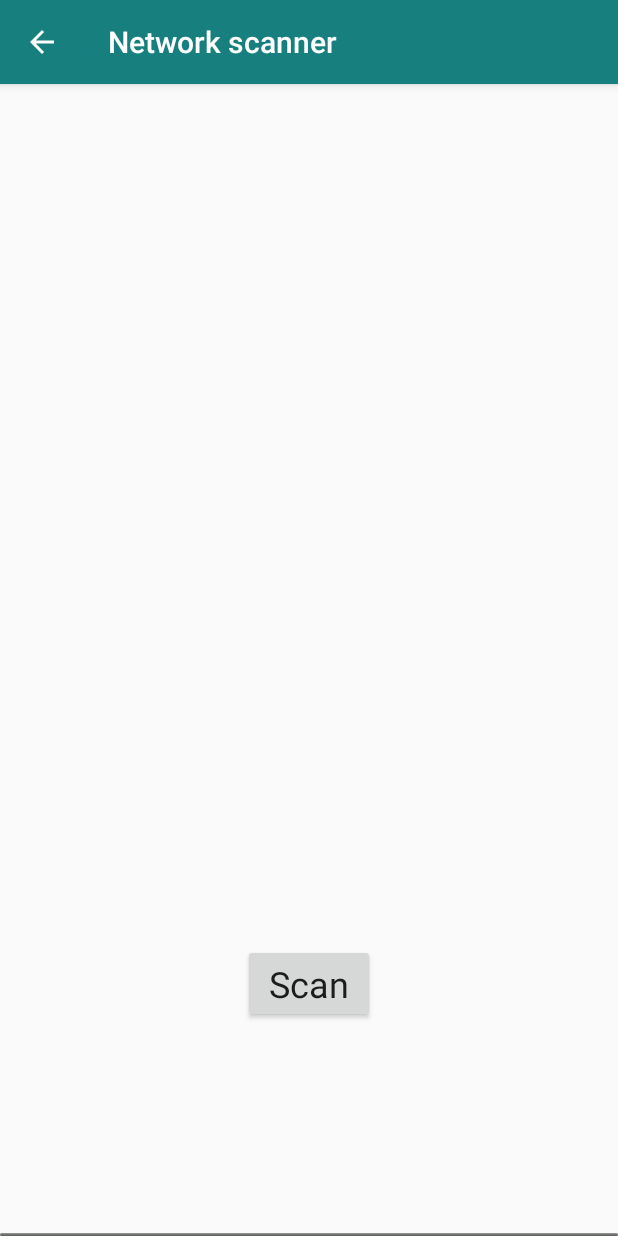
After one commit to Bdenouden/AmBeeLight, an Android app: the NetworkScan screen opened directly, with no data from a screen before it, on a phone screen of 412 x 824 dp. The commit adds this screen. Run offline under Robolectric (Android 15) with nearby library versions, the phone set to English and light mode, and no system bars.

Commit message:
preference update and networkscanner rework

```diff
--- a/app/src/main/AndroidManifest.xml
+++ b/app/src/main/AndroidManifest.xml
@@ -41,8 +41,8 @@
         </activity>
 
         <activity
-            android:name=".networkScan"
-            android:label="networkScan"
+            android:name=".NetworkScan"
+            android:label="NetworkScan"
             android:parentActivityName=".SettingsActivity">
 
         </activity>
--- a/app/src/main/java/com/example/bramd/ambeelight/SettingsActivity.java
+++ b/app/src/main/java/com/example/bramd/ambeelight/SettingsActivity.java
@@ -33,7 +33,7 @@ public class SettingsActivity extends AppCompatPreferenceActivity {
         setupActionBar();
         addPreferencesFromResource(R.xml.activity_settings);
 
-        SharedPreferences prefs = PreferenceManager.getDefaultSharedPreferences(this);
+        SharedPreferences prefs = PreferenceManager.getDefaultSharedPreferences(getApplicationContext());
         myPrefListner = new SharedPreferences.OnSharedPreferenceChangeListener() {
             @Override
             public void onSharedPreferenceChanged(SharedPreferences prefs, String key) {
--- /dev/null
+++ b/app/src/main/res/drawable/checkmark.xml
@@ -0,0 +1,31 @@
+<animated-vector xmlns:tools="http://schemas.android.com/tools"
+    xmlns:android="http://schemas.android.com/apk/res/android"
+    xmlns:aapt="http://schemas.android.com/aapt"
+    tools:targetApi="lollipop">
+  <aapt:attr name="android:drawable">
+    <vector
+        android:name="vector"
+        android:width="84dp"
+        android:height="60dp"
+        android:viewportWidth="84"
+        android:viewportHeight="60">
+      <path
+          android:name="done"
+          android:pathData="M 3.536 27.097 L 30.258 53.819 L 80.541 3.536"
+          android:strokeColor="#187F7F"
+          android:strokeWidth="10"
+          android:trimPathEnd="0"/>
+    </vector>
+  </aapt:attr>
+  <target android:name="done">
+    <aapt:attr name="android:animation">
+      <objectAnimator
+          android:propertyName="trimPathEnd"
+          android:duration="500"
+          android:valueFrom="0"
+          android:valueTo="1"
+          android:valueType="floatType"
+          android:interpolator="@android:interpolator/fast_out_slow_in"/>
+    </aapt:attr>
+  </target>
+</animated-vector>
--- a/app/src/main/res/layout-v21/activity_network_scan.xml
+++ b/app/src/main/res/layout-v21/activity_network_scan.xml
@@ -4,7 +4,7 @@
     xmlns:tools="http://schemas.android.com/tools"
     android:layout_width="match_parent"
     android:layout_height="match_parent"
-    tools:context=".networkScan">
+    tools:context=".NetworkScan">
 
     <Button
         android:id="@+id/scanBtn"
@@ -58,4 +58,16 @@
         app:layout_constraintVertical_bias="1.0"
         tools:layout_editor_absoluteX="0dp" />
 
+    <ImageView
+        android:id="@+id/cm_scandone"
+        android:layout_width="83dp"
+        android:layout_height="47dp"
+        app:srcCompat="@drawable/checkmark"
+        app:layout_constraintBottom_toBottomOf="@+id/progressBar"
+        app:layout_constraintEnd_toStartOf="@+id/progressBar"
+        app:layout_constraintHorizontal_bias="0.5"
+        app:layout_constraintStart_toEndOf="@+id/progressBar"
+        android:contentDescription="checkmark"
+        android:visibility="invisible"/>
+
 </android.support.constraint.ConstraintLayout>
--- a/app/src/main/res/layout/activity_network_scan.xml
+++ b/app/src/main/res/layout/activity_network_scan.xml
@@ -4,7 +4,7 @@
     xmlns:tools="http://schemas.android.com/tools"
     android:layout_width="match_parent"
     android:layout_height="match_parent"
-    tools:context=".networkScan">
+    tools:context=".NetworkScan">
 
     <Button
         android:id="@+id/scanBtn"
@@ -17,10 +17,11 @@
         android:layout_marginEnd="148dp"
         android:layout_marginRight="148dp"
         android:layout_marginBottom="16dp"
-        android:textSize="24sp"
+        android:onClick="scanBtnClicked"
         android:text="@string/scan"
         android:textAppearance="@style/TextAppearance.AppCompat"
         android:textColorLink="@color/colorPrimary"
+        android:textSize="24sp"
         app:layout_constraintBottom_toBottomOf="parent"
         app:layout_constraintEnd_toEndOf="parent"
         app:layout_constraintStart_toStartOf="parent"
@@ -37,12 +38,13 @@
 
     <ProgressBar
         android:id="@+id/progressBar"
-        android:visibility="invisible"
         android:layout_width="match_parent"
         android:layout_height="wrap_content"
         android:layout_marginBottom="8dp"
+        android:visibility="invisible"
         app:layout_constraintBottom_toTopOf="@+id/scanBtn"
-        tools:layout_editor_absoluteX="27dp" />
+        tools:layout_editor_absoluteX="27dp"
+        tools:visibility="visible" />
 
     <ProgressBar
         android:id="@+id/progressBottom"
@@ -56,7 +58,19 @@
         app:layout_constraintBottom_toBottomOf="parent"
         app:layout_constraintTop_toBottomOf="@+id/scanBtn"
         app:layout_constraintVertical_bias="1.0"
-        tools:layout_editor_absoluteX="0dp"
-        tools:ignore="UnusedAttribute" />
+        tools:ignore="UnusedAttribute"
+        tools:layout_editor_absoluteX="0dp" />
+
+    <ImageView
+        android:id="@+id/cm_scandone"
+        android:layout_width="83dp"
+        android:layout_height="47dp"
+        app:srcCompat="@drawable/checkmark"
+        app:layout_constraintBottom_toBottomOf="@+id/progressBar"
+        app:layout_constraintEnd_toStartOf="@+id/progressBar"
+        app:layout_constraintHorizontal_bias="0.5"
+        app:layout_constraintStart_toEndOf="@+id/progressBar"
+        android:contentDescription="checkmark"
+        android:visibility="invisible"/>
 
 </android.support.constraint.ConstraintLayout>
--- a/app/src/main/res/xml/activity_settings.xml
+++ b/app/src/main/res/xml/activity_settings.xml
@@ -26,7 +26,7 @@
         android:summary="Click to start the networks scanner in order to find available AmBeelights">
         <intent
             android:action=         "com.example.bramd.ambeelight.SETTING_START_ACTIVITY"
-            android:targetClass=    "com.example.bramd.ambeelight.networkScan"
+            android:targetClass=    "com.example.bramd.ambeelight.NetworkScan"
             android:targetPackage=  "com.example.bramd.ambeelight"/>
     </Preference>
 
```
Also changed, not shown: app/src/main/java/com/example/bramd/ambeelight/NetworkScan.java (added, +333 -0 lines), app/src/main/java/com/example/bramd/ambeelight/RGBcontrol.java (+2 -5 lines), app/src/main/java/com/example/bramd/ambeelight/networkScan.java (deleted, +0 -254 lines).
